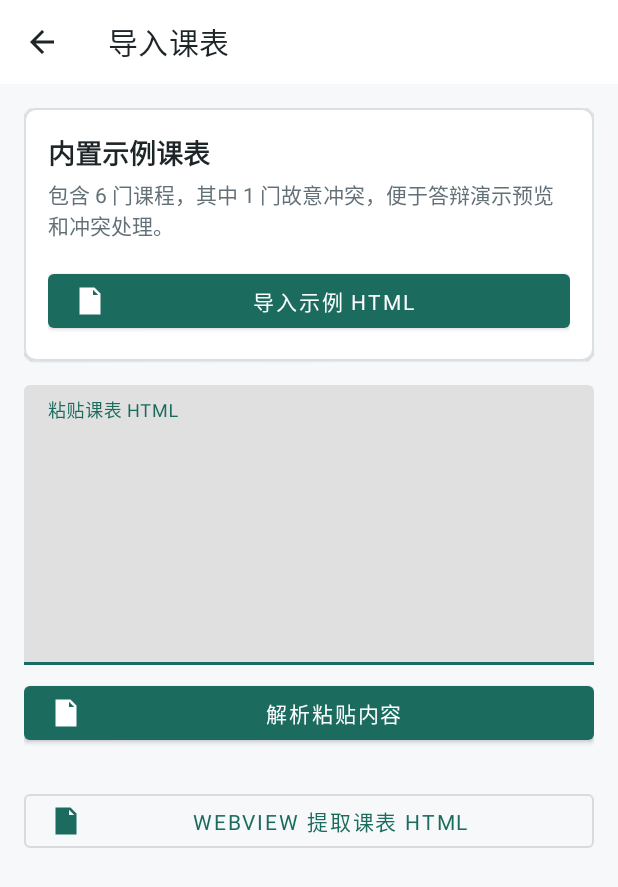
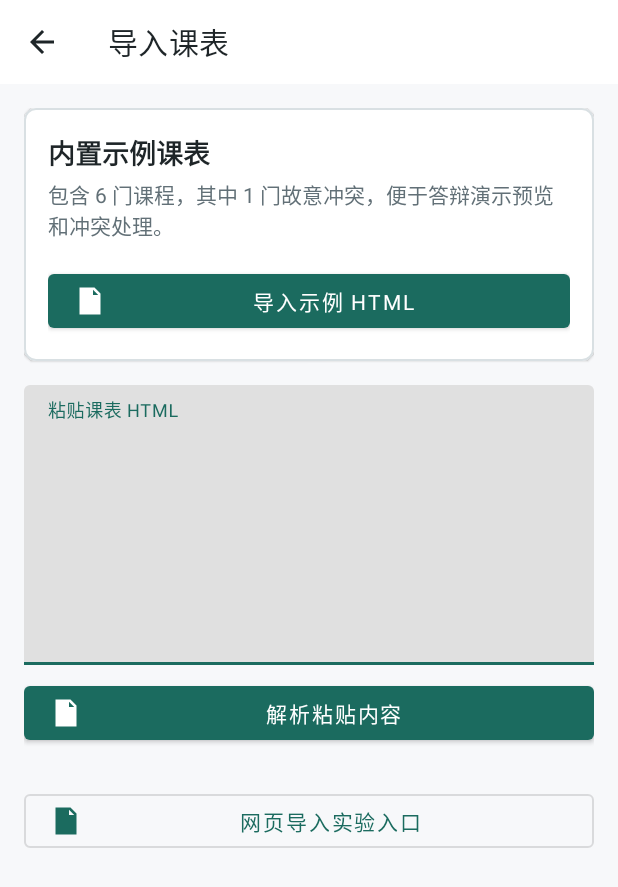
Before and after one commit to Orien233/Campus-Mate, an Android app: the ImportScheduleActivity screen opened directly, with no data from a screen before it, on a phone screen of 412 x 824 dp. Shown: the top 887 px of the screen. Run offline under Robolectric (Android 15) with nearby library versions, the light colour scheme and no system bars.

Commit message:
fix: clarify unfinished webview schedule import entry

```diff
--- a/app/src/main/res/values/strings.xml
+++ b/app/src/main/res/values/strings.xml
@@ -194,8 +194,8 @@
     <string name="import_sample_action">导入示例 HTML</string>
     <string name="import_paste_hint">粘贴课表 HTML</string>
     <string name="import_paste_action">解析粘贴内容</string>
-    <string name="import_webview_action">WebView 提取课表 HTML</string>
-    <string name="import_webview_not_ready">WebView 提取已预留实现类，本阶段不保存账号密码，也不绕过验证码。</string>
+    <string name="import_webview_action">网页导入实验入口</string>
+    <string name="import_webview_not_ready">当前版本暂未开放完整网页导入，可使用内置示例或粘贴 HTML 导入。本阶段不保存账号密码，也不绕过验证码。</string>
     <string name="import_parse_failed">课表解析失败</string>
     <string name="import_preview_title">导入预览</string>
     <string name="import_preview_summary">识别 %1$d 门课程，冲突 %2$d 门，默认勾选 %3$d 门。</string>
```
